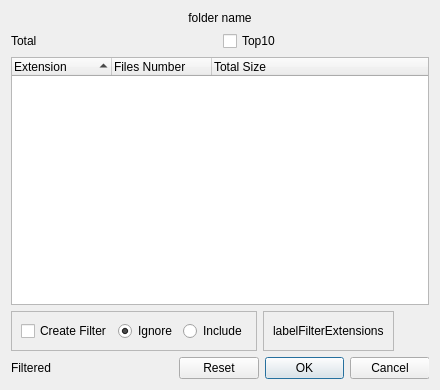
Qt form src/dialogfoldercontents.ui (artemvlas/veretino) before a commit.
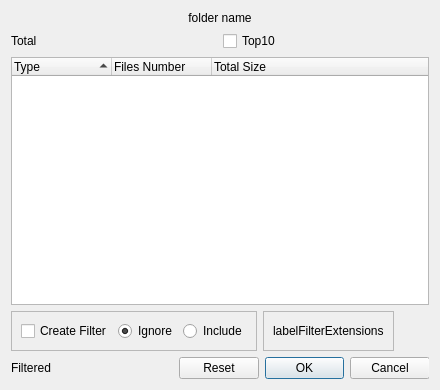
The same form after that commit. Custom widgets are drawn as their Qt base class.

What changed in the file:
```diff
--- a/src/dialogfoldercontents.ui
+++ b/src/dialogfoldercontents.ui
@@ -24,7 +24,7 @@
      </property>
      <column>
       <property name="text">
-       <string>Extension</string>
+       <string>Type</string>
       </property>
      </column>
      <column>
```
